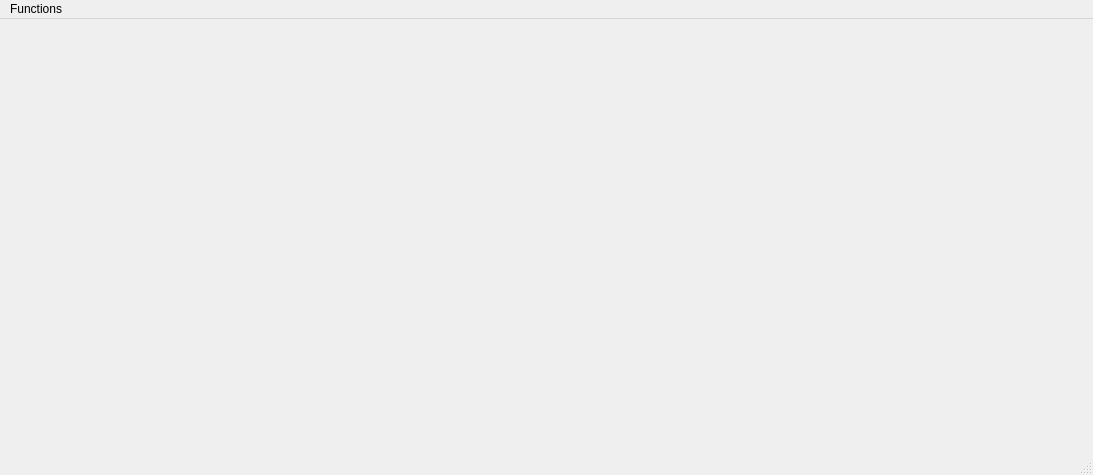
This is src/mainwindow.ui in hermixy/ploteditor as Qt 5 draws it before an edit. The edited form follows.
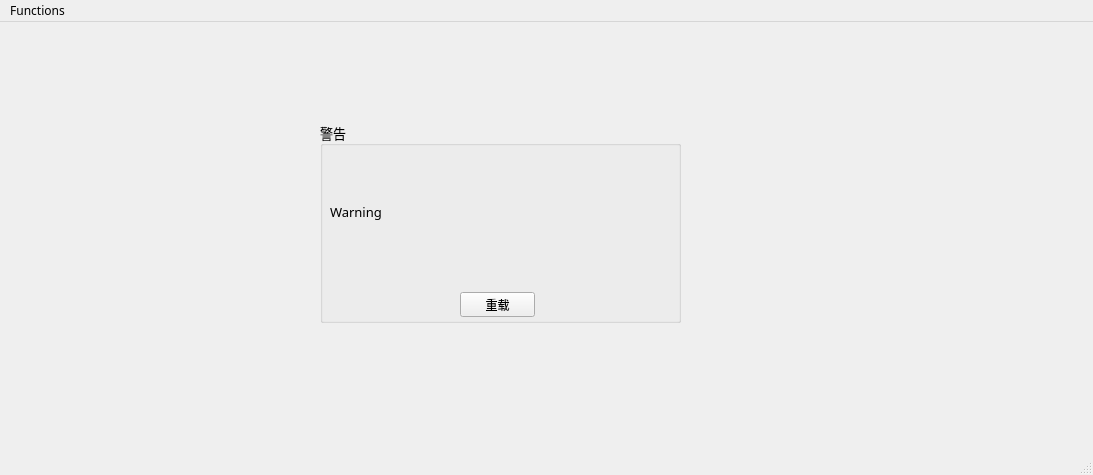
This is the edited form.

```diff
--- a/src/mainwindow.ui
+++ b/src/mainwindow.ui
@@ -12,20 +12,89 @@
   </property>
   <property name="font">
    <font>
-    <family>Arial</family>
+    <family>微软雅黑</family>
    </font>
   </property>
   <property name="windowTitle">
    <string>MainWindow</string>
   </property>
-  <widget class="QWidget" name="centralwidget"/>
+  <property name="locale">
+   <locale language="Chinese" country="China"/>
+  </property>
+  <widget class="QWidget" name="centralwidget">
+   <widget class="QGroupBox" name="warningGroup">
+    <property name="geometry">
+     <rect>
+      <x>320</x>
+      <y>100</y>
+      <width>361</width>
+      <height>201</height>
+     </rect>
+    </property>
+    <property name="font">
+     <font>
+      <family>微软雅黑</family>
+      <pointsize>10</pointsize>
+     </font>
+    </property>
+    <property name="title">
+     <string>警告</string>
+    </property>
+    <widget class="QLabel" name="labelWarning">
+     <property name="geometry">
+      <rect>
+       <x>10</x>
+       <y>29</y>
+       <width>341</width>
+       <height>121</height>
+      </rect>
+     </property>
+     <property name="contextMenuPolicy">
+      <enum>Qt::NoContextMenu</enum>
+     </property>
+     <property name="layoutDirection">
+      <enum>Qt::LeftToRight</enum>
+     </property>
+     <property name="locale">
+      <locale language="Chinese" country="China"/>
+     </property>
+     <property name="text">
+      <string>Warning</string>
+     </property>
+     <property name="alignment">
+      <set>Qt::AlignLeading|Qt::AlignLeft|Qt::AlignVCenter</set>
+     </property>
+    </widget>
+    <widget class="QPushButton" name="pushButton">
+     <property name="geometry">
+      <rect>
+       <x>140</x>
+       <y>170</y>
+       <width>75</width>
+       <height>25</height>
+      </rect>
+     </property>
+     <property name="font">
+      <font>
+       <pointsize>9</pointsize>
+      </font>
+     </property>
+     <property name="locale">
+      <locale language="Chinese" country="China"/>
+     </property>
+     <property name="text">
+      <string>重载</string>
+     </property>
+    </widget>
+   </widget>
+  </widget>
   <widget class="QMenuBar" name="menubar">
    <property name="geometry">
     <rect>
      <x>0</x>
      <y>0</y>
      <width>1093</width>
-     <height>22</height>
+     <height>20</height>
     </rect>
    </property>
    <widget class="QMenu" name="menu_Settings">
```
Left out of the diff: 20 changed lines with no effect on the pictures.
